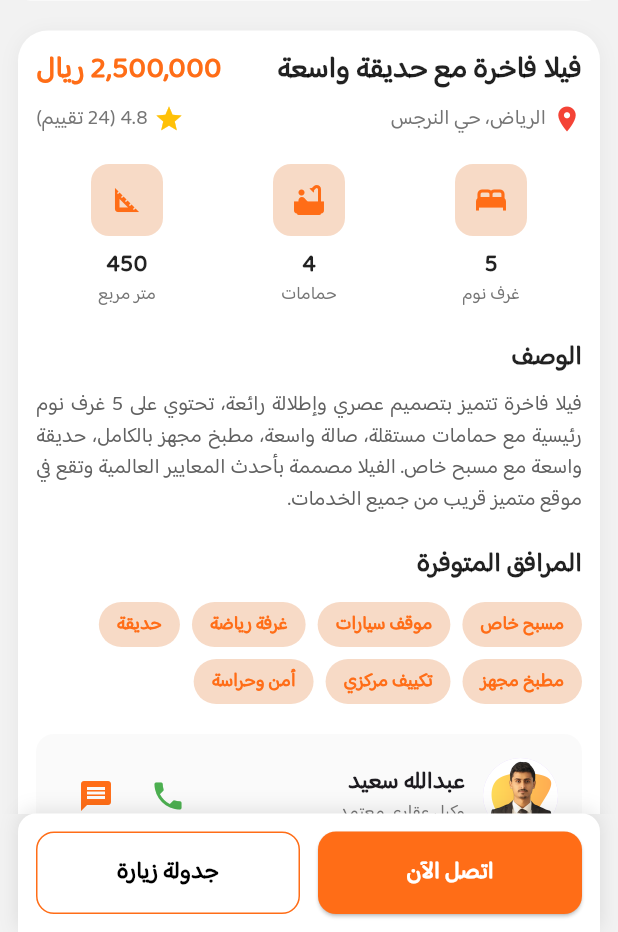
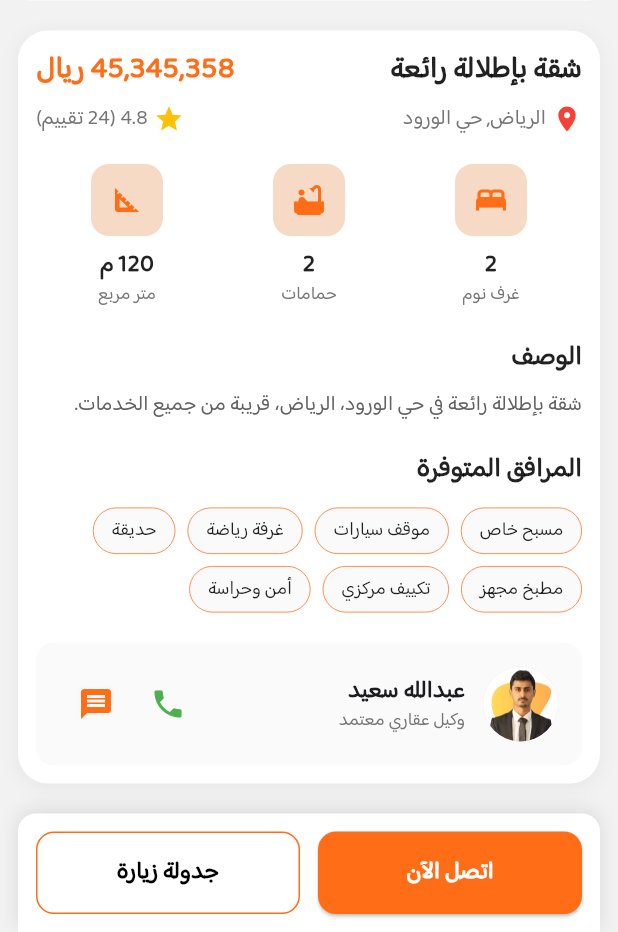
Before and after one commit to Abdullah-Saeed-1100/emaar, a Flutter app: the EstateDetailsView screen opened directly with sample values from the repository, scrolled down 305 dp, on a phone screen of 412 x 824 dp, the part 304-1236 px from its top. Run offline on Flutter 3.47's test engine with Material 3 defaults, Android fonts, the light colour scheme and no system bars; drawn by our look-alikes of cached_network_image; our stand-ins replace dartz, flutter_bloc, get_it, shared_preferences, skeletonizer, smooth_page_indicator and 1 more; accounts and stored records are empty; network calls fail.

Commit message:
Refactor EstateDetailsView to StatelessWidget and update info

```diff
--- /dev/null
+++ b/lib/core/functions/add_commas_to_price.dart
@@ -0,0 +1,5 @@
+// Text(add_commas_to_price(1250000)); // يظهر "1,250,000"
+String addCommasToPrice(int price) => price.toString().replaceAllMapped(
+  RegExp(r'\B(?=(\d{3})+(?!\d))'),
+  (_) => ',',
+);
--- a/lib/features/estate/presentation/views/estate_details/estate_details_view.dart
+++ b/lib/features/estate/presentation/views/estate_details/estate_details_view.dart
@@ -5,7 +5,7 @@ import 'package:emaar/features/estate/presentation/views/estate_details/widgets/
 import 'package:flutter/material.dart';
 import '../../../../../core/entities/property_entity.dart';
 
-class EstateDetailsView extends StatefulWidget {
+class EstateDetailsView extends StatelessWidget {
   final PropertyEntity property;
   final bool fromFeaturedSection;
   const EstateDetailsView({
@@ -14,11 +14,6 @@ class EstateDetailsView extends StatefulWidget {
     required this.fromFeaturedSection,
   });
 
-  @override
-  EstateDetailsViewState createState() => EstateDetailsViewState();
-}
-
-class EstateDetailsViewState extends State<EstateDetailsView> {
   @override
   Widget build(BuildContext context) {
     return Scaffold(
@@ -33,12 +28,12 @@ class EstateDetailsViewState extends State<EstateDetailsView> {
               estateImages: mainImageAndSubImages(),
               tagHero:
                   // إذا كانت من قسم المميز أو لا
-                  "${widget.property.id}-${widget.fromFeaturedSection}", // ex: "1-true" or "1-false"
+                  "${property.id}-$fromFeaturedSection", // ex: "1-true" or "1-false"
             ),
             SizedBox(height: 20),
 
             // estate Information Section
-            EstateInformationSection(),
+            EstateInformationSection(property: property),
 
             SizedBox(height: 20),
           ],
@@ -50,8 +45,5 @@ class EstateDetailsViewState extends State<EstateDetailsView> {
   }
 
   // هذه الدالة تعيد قائمة الصورة الرئيسية والصور الفرعية
-  List<String> mainImageAndSubImages() => [
-    widget.property.image,
-    ...widget.property.images,
-  ];
+  List<String> mainImageAndSubImages() => [property.image, ...property.images];
 }
--- a/lib/features/estate/presentation/views/estate_details/widgets/estate_information_section.dart
+++ b/lib/features/estate/presentation/views/estate_details/widgets/estate_information_section.dart
@@ -3,8 +3,12 @@ import 'package:emaar/core/utils/app_images.dart';
 import 'package:emaar/core/utils/app_text_styles.dart';
 import 'package:flutter/material.dart';
 
+import '../../../../../../core/entities/property_entity.dart';
+import '../../../../../../core/functions/add_commas_to_price.dart';
+
 class EstateInformationSection extends StatelessWidget {
-  const EstateInformationSection({super.key});
+  final PropertyEntity property;
+  const EstateInformationSection({super.key, required this.property});
 
   @override
   Widget build(BuildContext context) {
@@ -31,7 +35,7 @@ class EstateInformationSection extends StatelessWidget {
             children: [
               Expanded(
                 child: Text(
-                  'فيلا فاخرة مع حديقة واسعة',
+                  property.title,
                   style: TextStyle(
                     fontSize: 20,
                     fontWeight: FontWeight.bold,
@@ -40,7 +44,7 @@ class EstateInformationSection extends StatelessWidget {
                 ),
               ),
               Text(
-                '2,500,000 ريال',
+                '${addCommasToPrice(property.price.toInt())} ريال',
                 style: AppTextStyles.heading20.copyWith(
                   color: AppColors.primary,
                 ),
@@ -56,7 +60,7 @@ class EstateInformationSection extends StatelessWidget {
               Icon(Icons.location_on, color: Colors.red, size: 20),
               SizedBox(width: 4),
               Text(
-                'الرياض، حي النرجس',
+                "${property.city}, ${property.address}",
                 style: TextStyle(fontSize: 14, color: Colors.grey[600]),
               ),
               Spacer(),
@@ -75,9 +79,21 @@ class EstateInformationSection extends StatelessWidget {
           Row(
             mainAxisAlignment: MainAxisAlignment.spaceAround,
             children: [
-              _buildFeatureItem(Icons.bed, '5', 'غرف نوم'),
-              _buildFeatureItem(Icons.bathtub, '4', 'حمامات'),
-              _buildFeatureItem(Icons.square_foot, '450', 'متر مربع'),
+              _buildFeatureItem(
+                Icons.bed,
+                property.bedrooms.toString(),
+                'غرف نوم',
+              ),
+              _buildFeatureItem(
+                Icons.bathtub,
+                property.bathrooms.toString(),
+                'حمامات',
+              ),
+              _buildFeatureItem(
+                Icons.square_foot,
+                property.area.toString(),
+                'متر مربع',
+              ),
             ],
           ),
 
@@ -94,7 +110,7 @@ class EstateInformationSection extends StatelessWidget {
           ),
           SizedBox(height: 8),
           Text(
-            'فيلا فاخرة تتميز بتصميم عصري وإطلالة رائعة، تحتوي على 5 غرف نوم رئيسية مع حمامات مستقلة، صالة واسعة، مطبخ مجهز بالكامل، حديقة واسعة مع مسبح خاص. الفيلا مصممة بأحدث المعايير العالمية وتقع في موقع متميز قريب من جميع الخدمات.',
+            property.description,
             textAlign: TextAlign.justify,
             style: TextStyle(
               fontSize: 14,
@@ -126,7 +142,7 @@ class EstateInformationSection extends StatelessWidget {
           ),
           SizedBox(height: 20),
 
-          // Agent Information
+          // معلومات الوكيل
           Container(
             padding: EdgeInsets.all(16),
             decoration: BoxDecoration(
@@ -194,15 +210,24 @@ class EstateInformationSection extends StatelessWidget {
     return Container(
       padding: EdgeInsets.symmetric(horizontal: 12, vertical: 6),
       decoration: BoxDecoration(
-        color: AppColors.primary10,
+        // color: AppColors.primary10,
+        color: Colors.grey[50],
+        // color: Colors.white,
+        // color: Colors.blue[50],
         borderRadius: BorderRadius.circular(20),
+        border: Border.all(
+          color: AppColors.primary, // أو أي لون تفضله
+          width: .5,
+        ),
       ),
       child: Text(
         label,
         style: TextStyle(
           fontSize: 12.5,
-          color: AppColors.primary,
-          fontWeight: FontWeight.bold,
+          color: Colors.black87,
+          // color: AppColors.primary,
+          // color: Colors.blue[700],
+          fontWeight: FontWeight.normal,
         ),
       ),
     );
--- a/lib/features/estate/presentation/views/estate_details/widgets/main_image_section_details.dart
+++ b/lib/features/estate/presentation/views/estate_details/widgets/main_image_section_details.dart
@@ -24,6 +24,7 @@ class MainImageSectionDetails extends StatelessWidget {
         >(); // لمراقبة الحالة وتحديث الواجهة تلقائيًا
     return AspectRatio(
       aspectRatio: 1,
+      // aspectRatio: 4 / 3, // نسبة العرض إلى الارتفاع للصورة الرئيسية
       child: Container(
         decoration: BoxDecoration(
           boxShadow: [
--- a/lib/features/estate/presentation/views/estate_home/widgets/carousel_item.dart
+++ b/lib/features/estate/presentation/views/estate_home/widgets/carousel_item.dart
@@ -1,6 +1,7 @@
 import 'package:cached_network_image/cached_network_image.dart';
 import 'package:flutter/material.dart';
 import '../../../../../../core/entities/property_entity.dart';
+import '../../../../../../core/functions/add_commas_to_price.dart';
 import '../../../../../../core/utils/app_colors.dart';
 import '../../../../../../core/utils/app_images.dart';
 import '../../estate_details/estate_details_view.dart';
@@ -130,7 +131,7 @@ class CarouselItem extends StatelessWidget {
                   ),
                   SizedBox(height: 8),
                   Text(
-                    property.price.toInt().toString(),
+                    '${addCommasToPrice(property.price.toInt())} ريال',
                     style: TextStyle(
                       color: Colors.white,
                       fontSize: 18,
--- a/lib/features/estate/presentation/views/estate_home/widgets/custom_item_grid_view_home.dart
+++ b/lib/features/estate/presentation/views/estate_home/widgets/custom_item_grid_view_home.dart
@@ -6,6 +6,7 @@ import 'package:emaar/core/utils/app_text_styles.dart';
 import 'package:emaar/features/estate/presentation/views/estate_home/widgets/property_detail_for_item_grid_view_home.dart';
 import 'package:flutter/material.dart';
 
+import '../../../../../../core/functions/add_commas_to_price.dart';
 import '../../estate_details/estate_details_view.dart';
 
 class CustomItemGridViewHome extends StatelessWidget {
@@ -207,7 +208,7 @@ class CustomItemGridViewHome extends StatelessWidget {
                   SizedBox(height: 12),
                   // السعر
                   Text(
-                    '${property.price.toInt()} ريال',
+                    '${addCommasToPrice(property.price.toInt())} ريال',
                     style: AppTextStyles.heading20.copyWith(
                       fontWeight: FontWeight.bold,
                       color: AppColors.primary,
```
